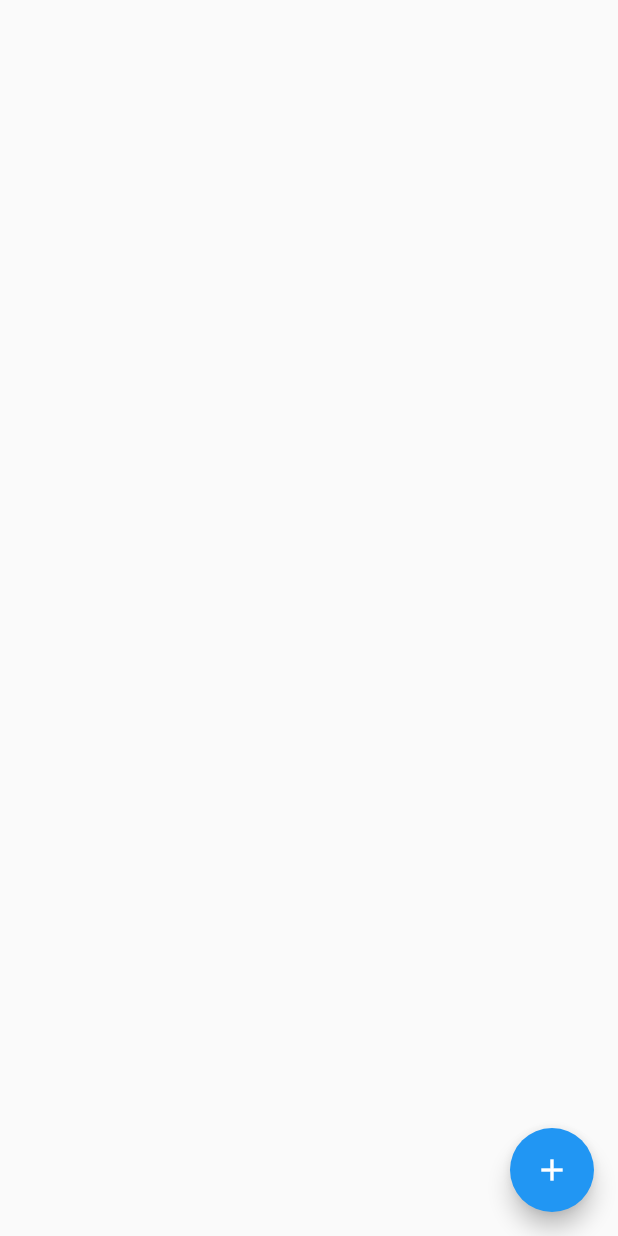
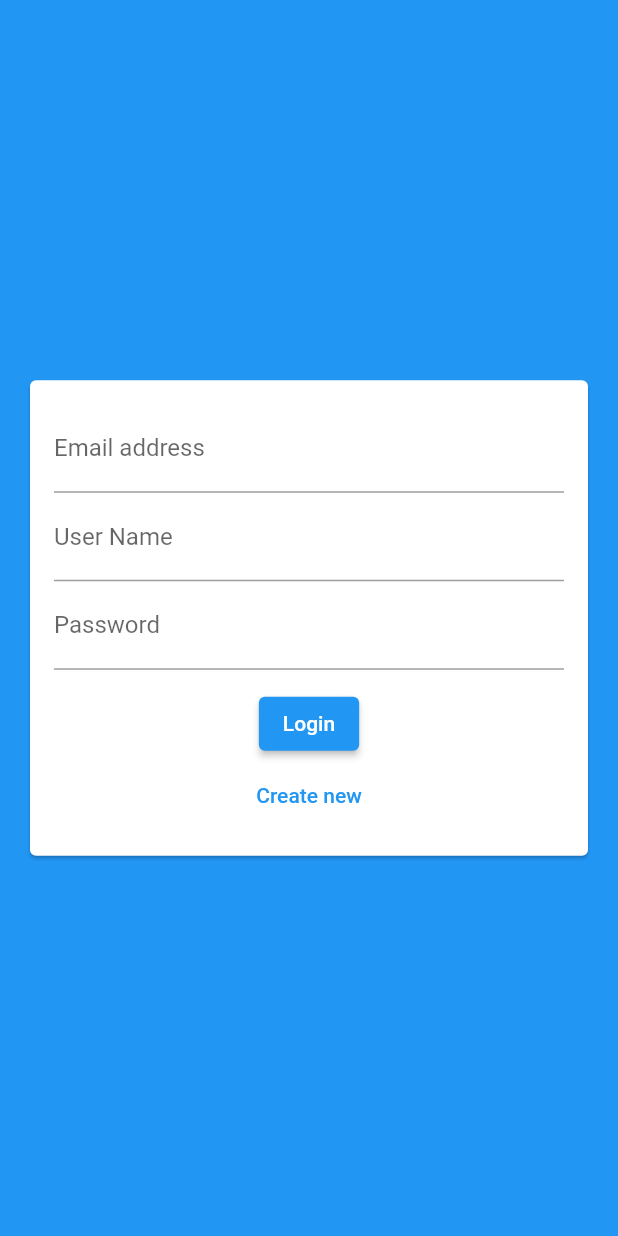
Before and after one commit to MostafaAmin0/Chat_App, a Flutter app: the screen it shows after launch, on a phone screen of 412 x 824 dp. Run offline on Flutter 3.47's test engine with Material 2 defaults, Android fonts, the phone set to English and light mode, and no system bars; our stand-ins replace cloud_firestore, firebase_core; accounts and stored records are empty.

Commit message:
authScreen with simple form

```diff
--- a/lib/main.dart
+++ b/lib/main.dart
@@ -2,6 +2,7 @@ import 'package:flutter/material.dart';
 import 'package:firebase_core/firebase_core.dart';
 
 import '../screens/chat_screen.dart';
+import '../screens/auth_screen.dart';
 
 void main() async {
   WidgetsFlutterBinding.ensureInitialized();
@@ -19,7 +20,7 @@ class MyApp extends StatelessWidget {
       theme: ThemeData(
         primarySwatch: Colors.blue,
       ),
-      home: const ChatScreen(),
+      home: const AuthScreen(),
     );
   }
 }
--- /dev/null
+++ b/lib/screens/auth_screen.dart
@@ -0,0 +1,20 @@
+import 'package:flutter/material.dart';
+
+import '../widgets/auth/auth_form.dart';
+
+class AuthScreen extends StatefulWidget {
+  const AuthScreen({Key? key}) : super(key: key);
+
+  @override
+  _AuthScreenState createState() => _AuthScreenState();
+}
+
+class _AuthScreenState extends State<AuthScreen> {
+  @override
+  Widget build(BuildContext context) {
+    return Scaffold(
+      backgroundColor: Theme.of(context).primaryColor,
+      body: AuthForm(),
+    );
+  }
+}
--- /dev/null
+++ b/lib/widgets/auth/auth_form.dart
@@ -0,0 +1,61 @@
+import 'package:flutter/material.dart';
+
+class AuthForm extends StatefulWidget {
+  const AuthForm({
+    Key? key,
+  }) : super(key: key);
+
+  @override
+  State<AuthForm> createState() => _AuthFormState();
+}
+
+class _AuthFormState extends State<AuthForm> {
+  @override
+  Widget build(BuildContext context) {
+    return Center(
+      child: Card(
+        margin: const EdgeInsets.all(20),
+        child: SingleChildScrollView(
+          child: Padding(
+            padding: const EdgeInsets.all(16),
+            child: Form(
+              child: Column(
+                mainAxisSize: MainAxisSize.min,
+                children: [
+                  TextFormField(
+                    keyboardType: TextInputType.emailAddress,
+                    decoration: const InputDecoration(
+                      labelText: 'Email address',
+                    ),
+                  ),
+                  TextFormField(
+                    decoration: const InputDecoration(
+                      labelText: 'User Name',
+                    ),
+                  ),
+                  TextFormField(
+                    decoration: const InputDecoration(
+                      labelText: 'Password',
+                    ),
+                    obscureText: true,
+                  ),
+                  const SizedBox(
+                    height: 12,
+                  ),
+                  ElevatedButton(
+                    child: const Text('Login'),
+                    onPressed: () {},
+                  ),
+                  TextButton(
+                    onPressed: () {},
+                    child: const Text('Create new'),
+                  ),
+                ],
+              ),
+            ),
+          ),
+        ),
+      ),
+    );
+  }
+}
```
